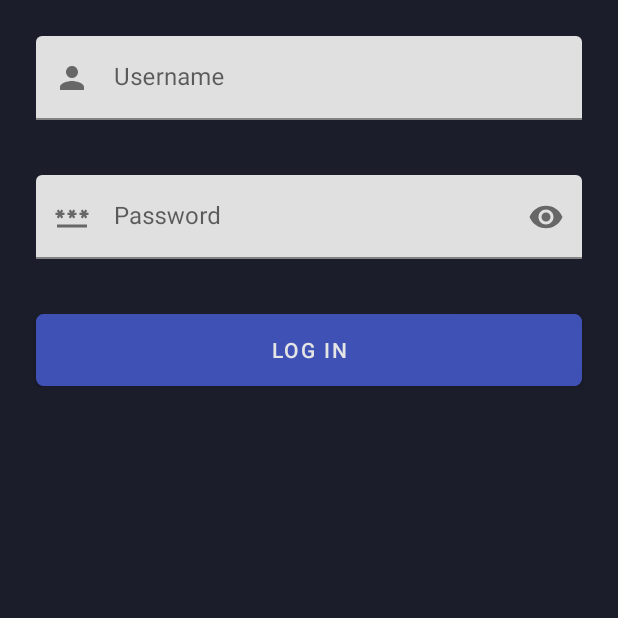
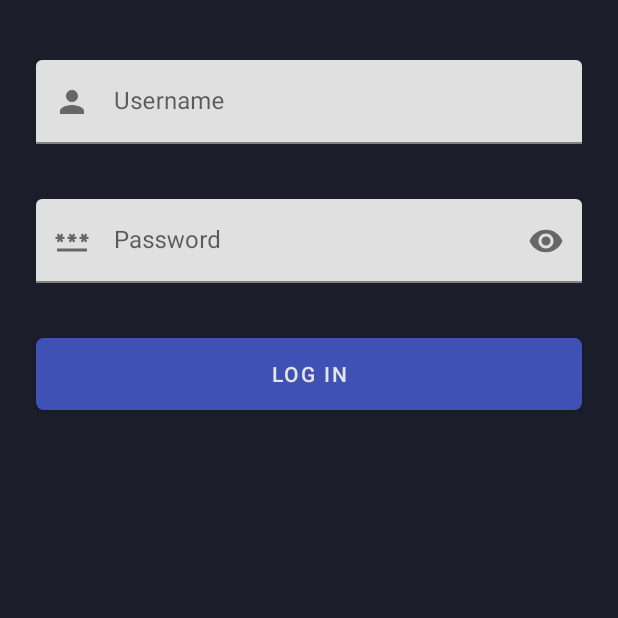
Before and after one commit to bakapolice/rmp_battleship, an Android app: the screen it shows after launch (MainActivity), after a tap on "LOG IN", on a phone screen of 412 x 824 dp, the top half of it. Run offline under Robolectric (Android 15) with nearby library versions, the phone set to English and light mode, and no system bars; our stand-ins replace Room's generated code.

Commit message:
added full localization fixed navigation added top paddings and margins to layouts closed all majors TODOS deleted some unused resources added Password matching check in login fragment

```diff
--- a/app/src/main/java/com/rmpcourse/battleship/data/player/PlayerWithScores.java
+++ b/app/src/main/java/com/rmpcourse/battleship/data/player/PlayerWithScores.java
@@ -6,8 +6,6 @@ import androidx.room.Relation;
 import com.rmpcourse.battleship.data.score.Score;
 
 import java.util.List;
-
-/* TODO: RENAME COLUMNS PROPERLY */
 
 public class PlayerWithScores {
     @Embedded
--- a/app/src/main/java/com/rmpcourse/battleship/ui/views/InGameFragment.java
+++ b/app/src/main/java/com/rmpcourse/battleship/ui/views/InGameFragment.java
@@ -50,7 +50,7 @@ public class InGameFragment extends Fragment {
     public void onCreate(@Nullable Bundle savedInstanceState) {
         super.onCreate(savedInstanceState);
         requireActivity().getOnBackPressedDispatcher()
-                .addCallback(new OnBackPressedCallback(true) {
+                .addCallback(new OnBackPressedCallback(false) {
                     @Override
                     public void handleOnBackPressed() {
                         confirmQuit();
@@ -222,7 +222,7 @@ public class InGameFragment extends Fragment {
         builder.setTitle(R.string.error_title);
         builder.setMessage(error);
 
-        builder.setNeutralButton("OK", null);
+        builder.setNeutralButton(getString(R.string.kk), null);
         builder.show();
     }
 
--- a/app/src/main/java/com/rmpcourse/battleship/ui/views/MainActivity.java
+++ b/app/src/main/java/com/rmpcourse/battleship/ui/views/MainActivity.java
@@ -13,6 +13,7 @@ public class MainActivity extends AppCompatActivity {
     protected void onCreate(Bundle savedInstanceState) {
         super.onCreate(savedInstanceState);
         setContentView(R.layout.activity_main);
+        getSupportActionBar().hide();
         hideSystemUI();
 
         if (getIntent().getBooleanExtra("EXIT", false)) {
@@ -20,7 +21,6 @@ public class MainActivity extends AppCompatActivity {
             android.os.Process.killProcess(android.os.Process.myPid());
             System.exit(0);
         }
-
 //        ScoresViewModel scoresViewModel = new ViewModelProvider(this)
 //                .get(ScoresViewModel.class);
 //
--- a/app/src/main/res/layout/activity_main.xml
+++ b/app/src/main/res/layout/activity_main.xml
@@ -6,12 +6,6 @@
     android:layout_width="match_parent"
     android:layout_height="match_parent"
     tools:context=".ui.views.MainActivity">
-
-    <androidx.appcompat.widget.Toolbar
-        android:id="@+id/toolbar"
-        android:layout_height="wrap_content"
-        android:layout_width="match_parent">
-    </androidx.appcompat.widget.Toolbar>
 
 
     <androidx.fragment.app.FragmentContainerView
--- a/app/src/main/res/layout/fragment_leaderboard.xml
+++ b/app/src/main/res/layout/fragment_leaderboard.xml
@@ -6,6 +6,7 @@
     style="@style/Background"
     android:layout_width="match_parent"
     android:layout_height="match_parent"
+    android:paddingTop="@dimen/dim_default_margin"
     tools:context=".ui.views.LeaderboardFragment">
 
     <androidx.recyclerview.widget.RecyclerView
--- a/app/src/main/res/layout/fragment_login.xml
+++ b/app/src/main/res/layout/fragment_login.xml
@@ -6,6 +6,7 @@
     style="@style/Background"
     android:layout_width="match_parent"
     android:layout_height="match_parent"
+    android:paddingTop="@dimen/dim_default_margin"
     tools:context=".ui.views.LoginFragment">
 
     <com.google.android.material.textfield.TextInputLayout
--- a/app/src/main/res/layout/fragment_main_screen.xml
+++ b/app/src/main/res/layout/fragment_main_screen.xml
@@ -23,6 +23,7 @@
         style="@style/TextLarge"
         android:layout_width="wrap_content"
         android:layout_height="wrap_content"
+        android:gravity="center_horizontal"
         android:text="@string/welcome_login_text"
         app:layout_constraintEnd_toEndOf="parent"
         app:layout_constraintStart_toStartOf="parent"
--- a/app/src/main/res/layout/fragment_match.xml
+++ b/app/src/main/res/layout/fragment_match.xml
@@ -6,6 +6,7 @@
     style="@style/Background"
     android:layout_width="match_parent"
     android:layout_height="match_parent"
+    android:paddingTop="@dimen/dim_default_margin"
     tools:context=".ui.views.MatchFragment">
 
     <TextView
@@ -58,6 +59,7 @@
         android:layout_height="wrap_content"
         android:layout_marginTop="@dimen/dim_default_margin"
         android:text="@string/target_player_info"
+        android:visibility="invisible"
         app:layout_constraintEnd_toEndOf="parent"
         app:layout_constraintStart_toStartOf="parent"
         app:layout_constraintTop_toBottomOf="@+id/buttonFindTargetPlayer" />
--- a/app/src/main/res/layout/fragment_register.xml
+++ b/app/src/main/res/layout/fragment_register.xml
@@ -6,6 +6,7 @@
     style="@style/Background"
     android:layout_width="match_parent"
     android:layout_height="match_parent"
+    android:paddingTop="@dimen/dim_default_margin"
     tools:context=".ui.views.RegisterFragment">
 
     <com.google.android.material.textfield.TextInputLayout
--- a/app/src/main/res/layout/fragment_scores.xml
+++ b/app/src/main/res/layout/fragment_scores.xml
@@ -6,6 +6,7 @@
     style="@style/Background"
     android:layout_width="match_parent"
     android:layout_height="match_parent"
+    android:paddingTop="@dimen/dim_default_margin"
     tools:context=".ui.views.ScoresFragment">
 
     <androidx.recyclerview.widget.RecyclerView
--- a/app/src/main/res/navigation/nav_graph.xml
+++ b/app/src/main/res/navigation/nav_graph.xml
@@ -33,7 +33,8 @@
     <action
         android:id="@+id/action_global_mainScreenFragment"
         app:destination="@id/mainScreenFragment"
-        app:popUpToInclusive="false" />
+        app:popUpTo="@id/mainScreenFragment"
+        app:popUpToInclusive="true" />
     <fragment
         android:id="@+id/registerFragment"
         android:name="com.rmpcourse.battleship.ui.views.RegisterFragment"
@@ -42,7 +43,7 @@
         <action
             android:id="@+id/action_registerFragment_to_mainScreenFragment"
             app:destination="@id/mainScreenFragment"
-            app:popUpTo="@id/registerFragment"
+            app:popUpTo="@id/mainScreenFragment"
             app:popUpToInclusive="true" />
     </fragment>
     <fragment
@@ -72,7 +73,7 @@
         <action
             android:id="@+id/action_inGameFragment_to_startFragment"
             app:destination="@id/startFragment"
-            app:popUpTo="@id/startFragment"
+            app:popUpTo="@id/inGameFragment"
             app:popUpToInclusive="true" />
         <argument
             android:name="playerId"
@@ -91,12 +92,12 @@
         <action
             android:id="@+id/action_resultsFragment_to_inGameFragment"
             app:destination="@id/inGameFragment"
-            app:popUpTo="@id/resultsFragment"
+            app:popUpTo="@id/inGameFragment"
             app:popUpToInclusive="true" />
         <action
             android:id="@+id/action_resultsFragment_to_startFragment"
             app:destination="@id/startFragment"
-            app:popUpTo="@id/startFragment"
+            app:popUpTo="@id/resultsFragment"
             app:popUpToInclusive="true" />
         <argument
             android:name="playerId"
@@ -130,16 +131,13 @@
         tools:layout="@layout/fragment_start" >
         <action
             android:id="@+id/action_startFragment_to_matchFragment"
-            app:destination="@id/matchFragment"
-            app:popUpTo="@id/startFragment" />
+            app:destination="@id/matchFragment" />
         <action
             android:id="@+id/action_startFragment_to_scoresFragment"
-            app:destination="@id/scoresFragment"
-            app:popUpTo="@id/startFragment" />
+            app:destination="@id/scoresFragment" />
         <action
             android:id="@+id/action_startFragment_to_leaderboardFragment"
-            app:destination="@id/leaderboardFragment"
-            app:popUpTo="@id/startFragment" />
+            app:destination="@id/leaderboardFragment" />
         <argument
             android:name="playerId"
             app:argType="long" />
--- a/app/src/main/res/values/colors.xml
+++ b/app/src/main/res/values/colors.xml
@@ -13,7 +13,6 @@
     <color name="colorAccent">#3C64E6</color>
     <color name="colorWhite">#E5E5E5</color>
     <color name="colorShadow">#D8000000</color>
-    <!--<color name="colorShadow">#AA000000</color> -->
     <!-- Dark Theme -->
 
     <color name="colorBackground">#1B1D2B</color>
@@ -58,6 +57,4 @@
     <color name="colorLightShip">#90ABED</color>
     <color name="colorLightCollision">#F43333</color>
 
-    <color name="mtrl_textinput_default_box_stroke_color" tools:override="true">#fff</color>
-
 </resources>
```
Also changed, not shown: app/src/main/java/com/rmpcourse/battleship/ui/views/LoginFragment.java (+30 -20 lines), app/src/main/java/com/rmpcourse/battleship/ui/views/MatchFragment.java (+17 -13 lines), app/src/main/java/com/rmpcourse/battleship/ui/views/RegisterFragment.java (+14 -23 lines), app/src/main/java/com/rmpcourse/battleship/ui/views/ResultsFragment.java (+4 -4 lines), app/src/main/java/com/rmpcourse/battleship/ui/views/StartFragment.java (+2 -6 lines), app/src/main/res/layout/fragment_in_game.xml (+7 -0 lines), app/src/main/res/values/strings.xml (+31 -17 lines), 1 other file.
